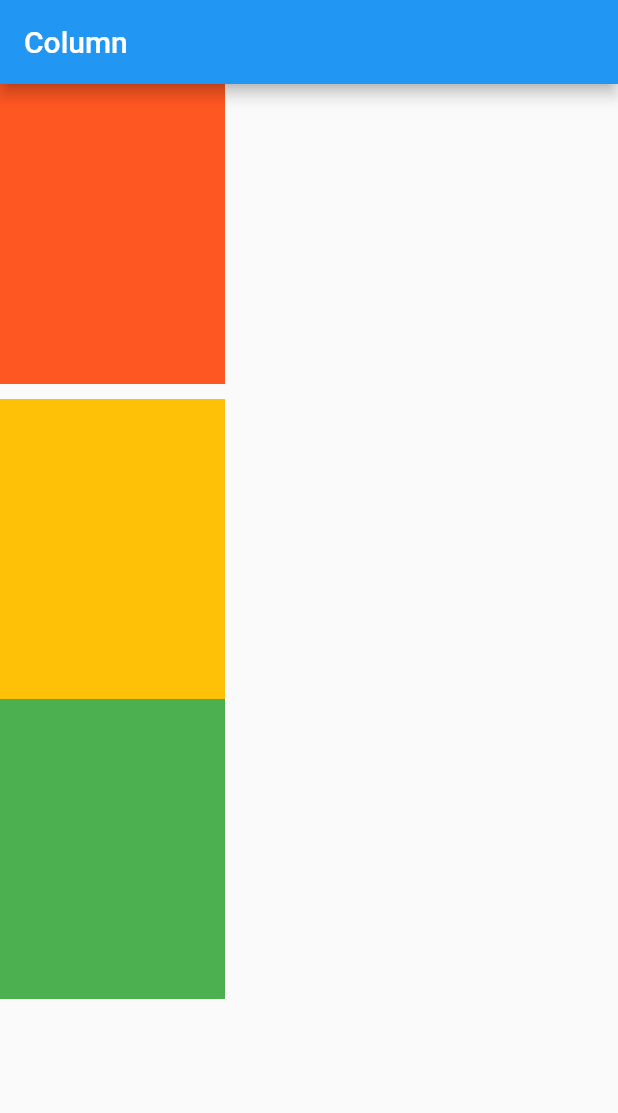
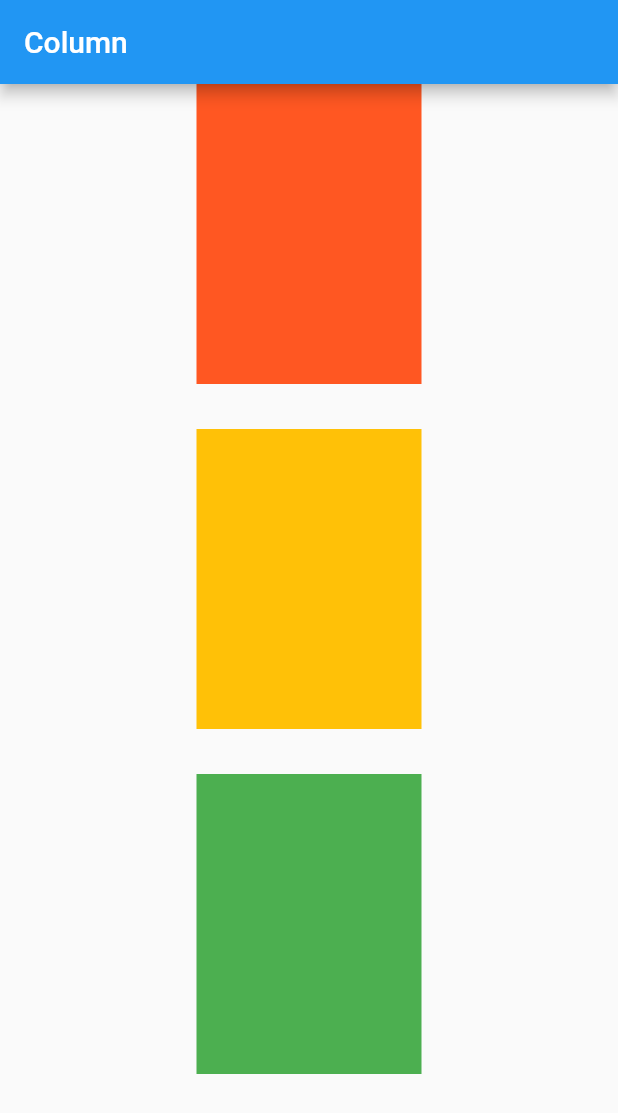
Before and after one commit to jony-coder/Column-and-Row, a Flutter app: the screen it shows after launch, on a phone screen of 412 x 824 dp. Shown: the top 1113 px of the screen. Run offline on Flutter 3.47's test engine with Material 2 defaults, Android fonts, the phone set to English and light mode, and no system bars.

Commit message:
Column and Row

```diff
--- a/lib/main.dart
+++ b/lib/main.dart
@@ -14,20 +14,23 @@ class MyApp extends StatelessWidget {
       home: SafeArea(
         child: Scaffold(
           appBar: AppBar(title: Text("Column"),),
-            body: Column(
+            body: ListView(
+              children: [
+                Column(
                   children: [
                     Container(
                       height: 200,
                       width: 150,
                       color: Colors.deepOrange,
                     ),
-              SizedBox(height: 10,),
+                    SizedBox(height: 30,),
 
                     Container(
                       height: 200,
                       width: 150,
                       color: Colors.amber,
                     ),
+                    SizedBox(height: 30,),
                     Container(
                       height: 200,
                       width: 150,
@@ -35,6 +38,8 @@ class MyApp extends StatelessWidget {
                     )
                   ],
                 ),
+              ],
+            ),
         ),
       )
     );
```
Lines whose indentation alone changed are shown as unchanged.
